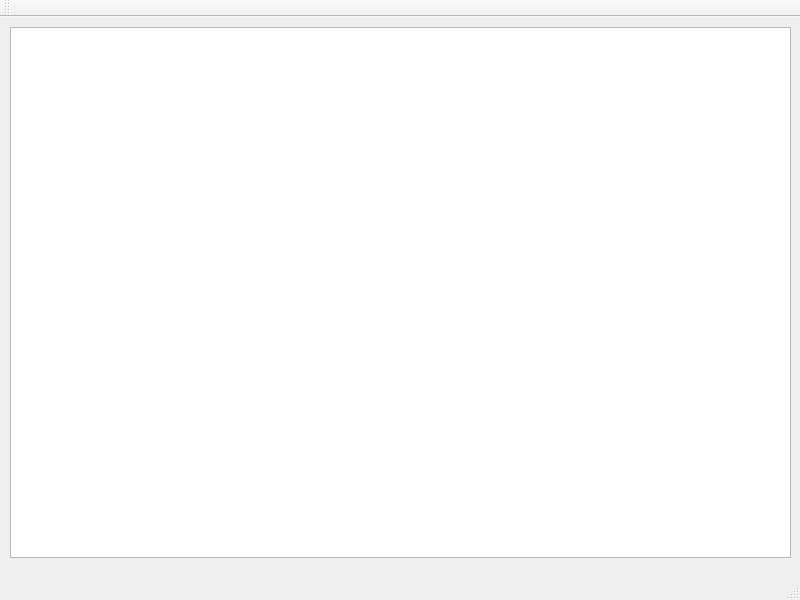
First picture: the form in direcs/arduserial/mainwindow.ui, repository markusk/direcs, before the edit.
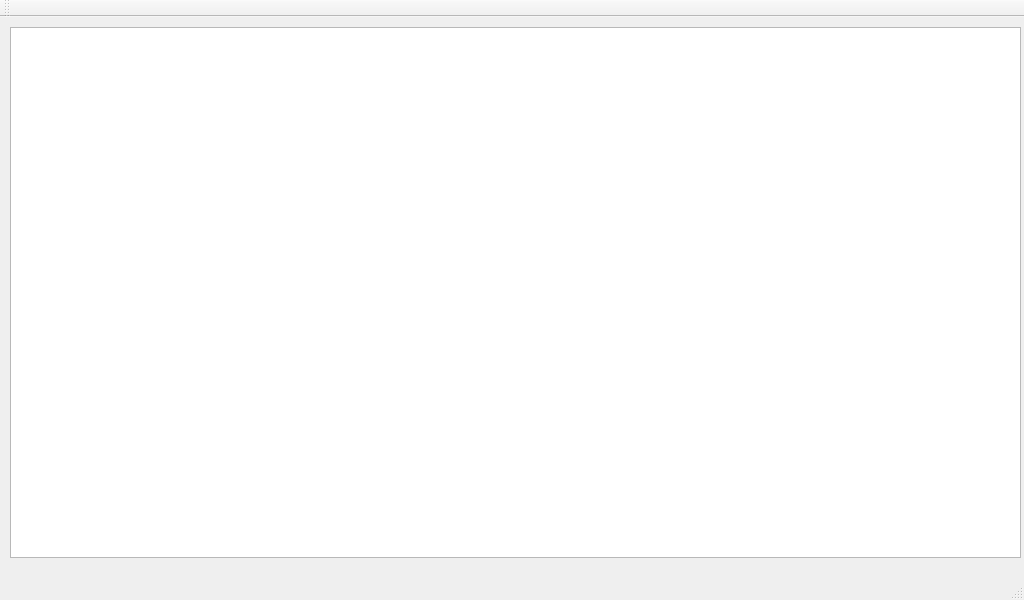
Second picture: the form after the edit.

Commit message: Updated first port info. Resized GUI.

```diff
--- a/direcs/arduserial/mainwindow.ui
+++ b/direcs/arduserial/mainwindow.ui
@@ -6,7 +6,7 @@
    <rect>
     <x>0</x>
     <y>0</y>
-    <width>800</width>
+    <width>1024</width>
     <height>600</height>
    </rect>
   </property>
@@ -19,7 +19,7 @@
      <rect>
       <x>10</x>
       <y>10</y>
-      <width>781</width>
+      <width>1011</width>
       <height>531</height>
      </rect>
     </property>
```
Left out of the diff: 2 changed lines with no effect on the pictures. The commit also changes 1 other file.
